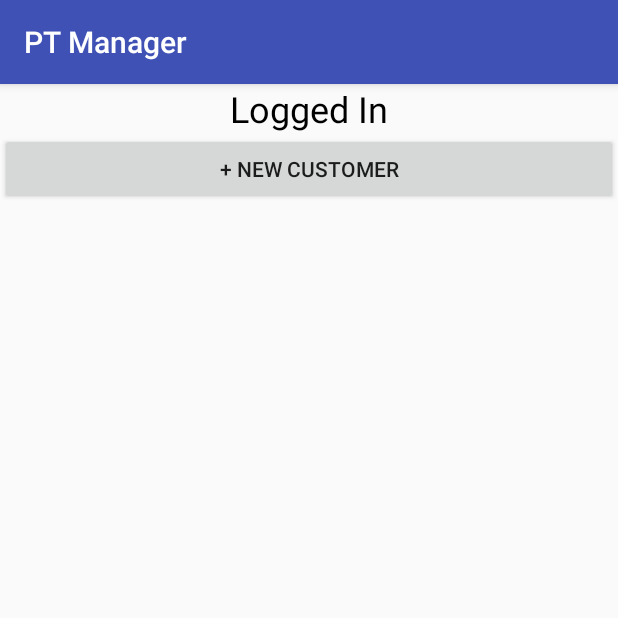
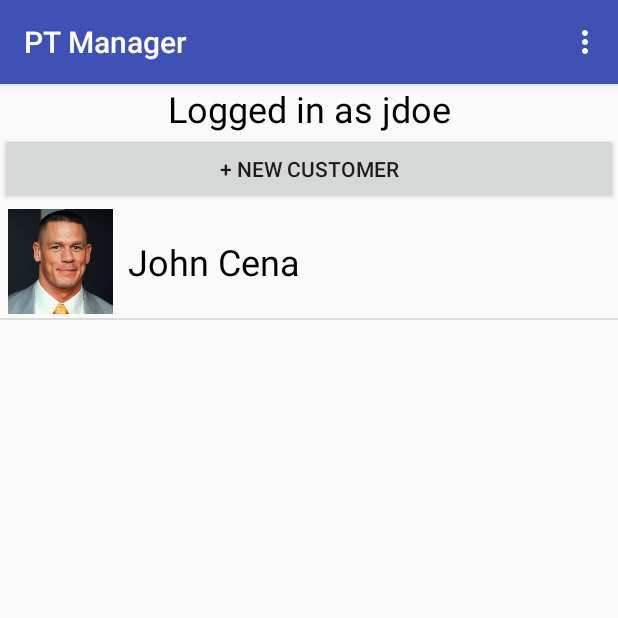
Before and after one commit to atanasiom/PT_Manager, an Android app: the CustomerListActivity screen opened directly, with no data from a screen before it, on a phone screen of 412 x 824 dp, the top half of it. Run offline under Robolectric (Android 15) with nearby library versions, the phone set to English and light mode, and no system bars.

```diff
--- /dev/null
+++ b/app/src/main/java/com/atanasiom/ptmanager/Customer.java
@@ -0,0 +1,20 @@
+package com.atanasiom.ptmanager;
+
+public class Customer {
+	private int picID;
+	private String name;
+
+	public Customer(String name, int picID) {
+		this.picID = picID;
+		this.name = name;
+	}
+
+	public int getCustomerImage() {
+		return this.picID;
+	}
+
+	public String getName() {
+		return this.name;
+	}
+
+}
--- a/app/src/main/java/com/atanasiom/ptmanager/CustomerListActivity.java
+++ b/app/src/main/java/com/atanasiom/ptmanager/CustomerListActivity.java
@@ -1,13 +1,65 @@
 package com.atanasiom.ptmanager;
 
+import android.content.Intent;
 import android.os.Bundle;
 import android.support.v7.app.AppCompatActivity;
+import android.view.Menu;
+import android.view.MenuInflater;
+import android.view.MenuItem;
+import android.view.View;
+import android.widget.AdapterView;
+import android.widget.AdapterView.OnItemClickListener;
+import android.widget.ListView;
+import android.widget.Toast;
+
+import java.util.ArrayList;
 
 public class CustomerListActivity extends AppCompatActivity {
+
+	private ArrayList<Customer> customerArrayList = new ArrayList<Customer>();
+
+	private ListView customerList;
+	private CustomerListViewAdapter adapter;
+	private OnItemClickListener customerClickListener = new OnItemClickListener() {
+		@Override
+		public void onItemClick(AdapterView<?> adapterView, View view, int i, long l) {
+			Intent intent = new Intent(CustomerListActivity.this, CustomerViewActivity.class);
+			startActivity(intent);
+		}
+	};
 
 	@Override
 	protected void onCreate(Bundle savedInstanceState) {
 		super.onCreate(savedInstanceState);
 		setContentView(R.layout.activity_customer_list);
+
+		customerArrayList.add(new Customer("John Cena", R.drawable.john_cena));
+		adapter = new CustomerListViewAdapter(this, R.layout.layout_customer_list);
+		adapter.addAll(customerArrayList);
+
+		customerList = (ListView) findViewById(R.id.listview_customers);
+		customerList.setAdapter(adapter);
+		customerList.setOnItemClickListener(customerClickListener);
+	}
+
+	@Override
+	public boolean onCreateOptionsMenu(Menu menu) {
+		MenuInflater inflater = getMenuInflater();
+		inflater.inflate(R.menu.main_menu, menu);
+		return true;
+	}
+
+	@Override
+	public boolean onOptionsItemSelected(MenuItem item) {
+		switch (item.getItemId()) {
+			case R.id.option_log_off:
+				Toast.makeText(this, "Logging You Off", Toast.LENGTH_SHORT).show();
+				Intent intent = new Intent(this, MainActivity.class);
+				intent.setFlags(Intent.FLAG_ACTIVITY_NEW_TASK | Intent.FLAG_ACTIVITY_CLEAR_TASK);
+				startActivity(intent);
+				return true;
+			default:
+				return super.onOptionsItemSelected(item);
+		}
 	}
 }
--- /dev/null
+++ b/app/src/main/java/com/atanasiom/ptmanager/CustomerListViewAdapter.java
@@ -0,0 +1,34 @@
+package com.atanasiom.ptmanager;
+
+import android.app.Activity;
+import android.content.Context;
+import android.view.LayoutInflater;
+import android.view.View;
+import android.view.ViewGroup;
+import android.widget.ArrayAdapter;
+import android.widget.ImageView;
+import android.widget.TextView;
+
+public class CustomerListViewAdapter extends ArrayAdapter<Customer> {
+
+	private int layoutResourceId;
+
+	public CustomerListViewAdapter(Context context, int layoutResourceId) {
+		super(context, layoutResourceId);
+		this.layoutResourceId = layoutResourceId;
+	}
+
+	@Override
+	public View getView(int position, View convertView, ViewGroup parent) {
+		LayoutInflater inflater = ((Activity) getContext()).getLayoutInflater();
+		convertView = inflater.inflate(layoutResourceId, parent, false);
+
+		ImageView customerImage = (ImageView) convertView.findViewById(R.id.list_cust_image);
+		TextView customerName = (TextView) convertView.findViewById(R.id.list_cust_name);
+
+		customerImage.setImageResource(this.getItem(position).getCustomerImage());
+		customerName.setText(this.getItem(position).getName());
+
+		return convertView;
+	}
+}
--- a/app/src/main/java/com/atanasiom/ptmanager/LoggedInFragment.java
+++ b/app/src/main/java/com/atanasiom/ptmanager/LoggedInFragment.java
@@ -5,15 +5,23 @@ import android.os.Bundle;
 import android.view.LayoutInflater;
 import android.view.View;
 import android.view.ViewGroup;
+import android.widget.TextView;
 
 public class LoggedInFragment extends Fragment {
+
+	private TextView loggedInView;
 
 	public LoggedInFragment() {
 	}
 
 	@Override
 	public View onCreateView(LayoutInflater inflater, ViewGroup container, Bundle savedInstanceState) {
-		return inflater.inflate(R.layout.fragment_logged_in, container, false);
+		View root = inflater.inflate(R.layout.fragment_logged_in, container, false);
+
+		loggedInView = (TextView) root.findViewById(R.id.logged_in_view);
+		loggedInView.setText("Logged in as " + getResources().getString(R.string.username));
+
+		return root;
 	}
 
 }
--- /dev/null
+++ b/app/src/main/res/anim/slide_in_left.xml
@@ -0,0 +1,5 @@
+<?xml version="1.0" encoding="utf-8"?>
+<translate xmlns:android="http://schemas.android.com/apk/res/android"
+	android:duration="@android:integer/config_shortAnimTime"
+	android:fromXDelta="100%p"
+	android:toXDelta="0%p"></translate>
--- /dev/null
+++ b/app/src/main/res/anim/slide_in_right.xml
@@ -0,0 +1,5 @@
+<?xml version="1.0" encoding="utf-8"?>
+<translate xmlns:android="http://schemas.android.com/apk/res/android"
+	android:duration="@android:integer/config_shortAnimTime"
+	android:fromXDelta="0%p"
+	android:toXDelta="100%p"></translate>
--- /dev/null
+++ b/app/src/main/res/anim/slide_out_left.xml
@@ -0,0 +1,5 @@
+<?xml version="1.0" encoding="utf-8"?>
+<translate xmlns:android="http://schemas.android.com/apk/res/android"
+	android:duration="@android:integer/config_shortAnimTime"
+	android:fromXDelta="0%p"
+	android:toXDelta="-100%p"></translate>
--- /dev/null
+++ b/app/src/main/res/anim/slide_out_right.xml
@@ -0,0 +1,5 @@
+<?xml version="1.0" encoding="utf-8"?>
+<translate xmlns:android="http://schemas.android.com/apk/res/android"
+	android:duration="@android:integer/config_shortAnimTime"
+	android:fromXDelta="-100%p"
+	android:toXDelta="0%p"></translate>
--- a/app/src/main/res/layout/activity_customer_view.xml
+++ b/app/src/main/res/layout/activity_customer_view.xml
@@ -43,6 +43,7 @@
 		android:layout_height="wrap_content"
 		android:layout_alignParentBottom="true"
 		android:layout_alignParentStart="true"
+		android:onClick="showPaymentDetails"
 		android:text="@string/payment_details" />
 
 	<Button
--- a/app/src/main/res/layout/activity_main.xml
+++ b/app/src/main/res/layout/activity_main.xml
@@ -36,5 +36,6 @@
 		android:layout_height="wrap_content"
 		android:layout_below="@+id/field_password"
 		android:layout_centerHorizontal="true"
+		android:onClick="login"
 		android:text="@string/login_button" />
 </RelativeLayout>
--- a/app/src/main/res/layout/fragment_logged_in.xml
+++ b/app/src/main/res/layout/fragment_logged_in.xml
@@ -1,4 +1,5 @@
 <TextView xmlns:android="http://schemas.android.com/apk/res/android"
+	android:id="@+id/logged_in_view"
 	android:layout_width="match_parent"
 	android:layout_height="match_parent"
 	android:text="@string/logged_in_name"
--- /dev/null
+++ b/app/src/main/res/layout/layout_customer_list.xml
@@ -0,0 +1,25 @@
+<?xml version="1.0" encoding="utf-8"?>
+<LinearLayout xmlns:android="http://schemas.android.com/apk/res/android"
+	xmlns:app="http://schemas.android.com/apk/res-auto"
+	android:layout_width="match_parent"
+	android:layout_height="match_parent">
+
+	<ImageView
+		android:id="@+id/list_cust_image"
+		android:layout_width="75dp"
+		android:layout_height="75dp"
+		android:paddingStart="5dp"
+		app:srcCompat="@drawable/no_picture" />
+
+	<TextView
+		android:id="@+id/list_cust_name"
+		android:layout_width="0dp"
+		android:layout_height="75dp"
+		android:layout_weight="1"
+		android:fontFamily="sans-serif"
+		android:gravity="center_vertical"
+		android:paddingStart="10dp"
+		android:text="@string/name_placeholder"
+		android:textColor="@android:color/black"
+		android:textSize="24sp" />
+</LinearLayout>
--- /dev/null
+++ b/app/src/main/res/menu/main_menu.xml
@@ -0,0 +1,7 @@
+<?xml version="1.0" encoding="utf-8"?>
+<menu xmlns:android="http://schemas.android.com/apk/res/android">
+	<item
+		android:id="@+id/option_log_off"
+		android:actionViewClass="android.support.v7.widget.SearchView"
+		android:title="LogOff" />
+</menu>
--- a/app/src/main/res/values/strings.xml
+++ b/app/src/main/res/values/strings.xml
@@ -15,4 +15,5 @@
 	<string name="hint_card_number">Card Number</string>
 	<string name="accept_payment">Accept Payment</string>
 	<string name="print_reciept">Print Reciept</string>
+	<string name="name_placeholder">Name</string>
 </resources>
```
Also changed, not shown: app/src/main/java/com/atanasiom/ptmanager/CardDetailsActivity.java (+33 -0 lines), app/src/main/java/com/atanasiom/ptmanager/CustomerViewActivity.java (+40 -0 lines), app/src/main/java/com/atanasiom/ptmanager/MainActivity.java (+42 -0 lines), app/build.gradle (line endings or trailing spaces), app/src/main/res/drawable/john_cena.jpg (added), app/src/main/res/drawable/no_picture.png (added).
